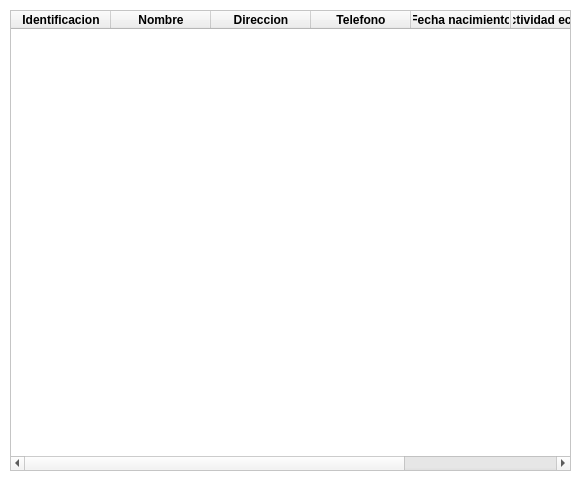
Old version of the form gui/enfermera_uis/WidgetListarPacientes.ui in the repository BryanTabarez/ProyectoBD.
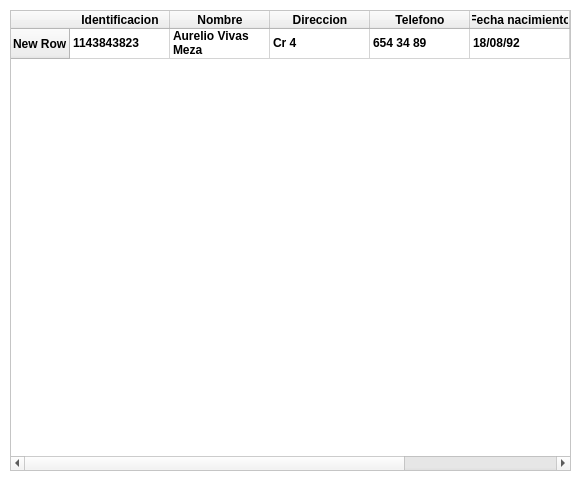
New version of the form.

Commit message: Interfaz Enfermera (Paciente,Cita 1/2)

Patch:
```diff
--- a/gui/enfermera_uis/WidgetListarPacientes.ui
+++ b/gui/enfermera_uis/WidgetListarPacientes.ui
@@ -92,6 +92,11 @@
      <height>461</height>
     </rect>
    </property>
+   <row>
+    <property name="text">
+     <string>New Row</string>
+    </property>
+   </row>
    <column>
     <property name="text">
      <string>Identificacion</string>
@@ -127,6 +132,41 @@
      <string>NSS</string>
     </property>
    </column>
+   <item row="0" column="0">
+    <property name="text">
+     <string>1143843823</string>
+    </property>
+   </item>
+   <item row="0" column="1">
+    <property name="text">
+     <string>Aurelio Vivas Meza</string>
+    </property>
+   </item>
+   <item row="0" column="2">
+    <property name="text">
+     <string>Cr 4</string>
+    </property>
+   </item>
+   <item row="0" column="3">
+    <property name="text">
+     <string>654 34 89</string>
+    </property>
+   </item>
+   <item row="0" column="4">
+    <property name="text">
+     <string>18/08/92 </string>
+    </property>
+   </item>
+   <item row="0" column="5">
+    <property name="text">
+     <string>Estudiantes</string>
+    </property>
+   </item>
+   <item row="0" column="6">
+    <property name="text">
+     <string>1110348</string>
+    </property>
+   </item>
   </widget>
  </widget>
  <resources/>
```
The commit also changes 10 other files.
